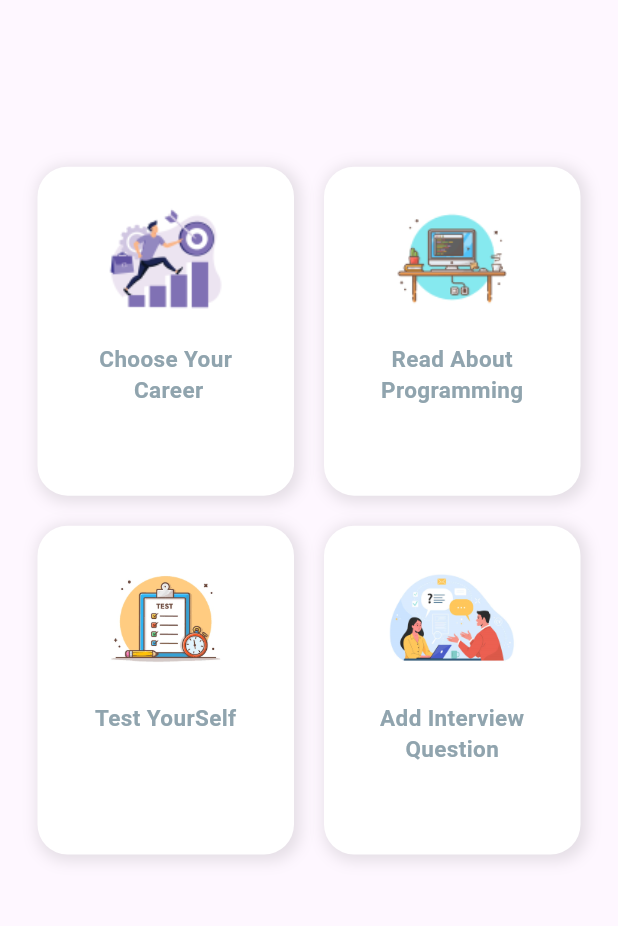
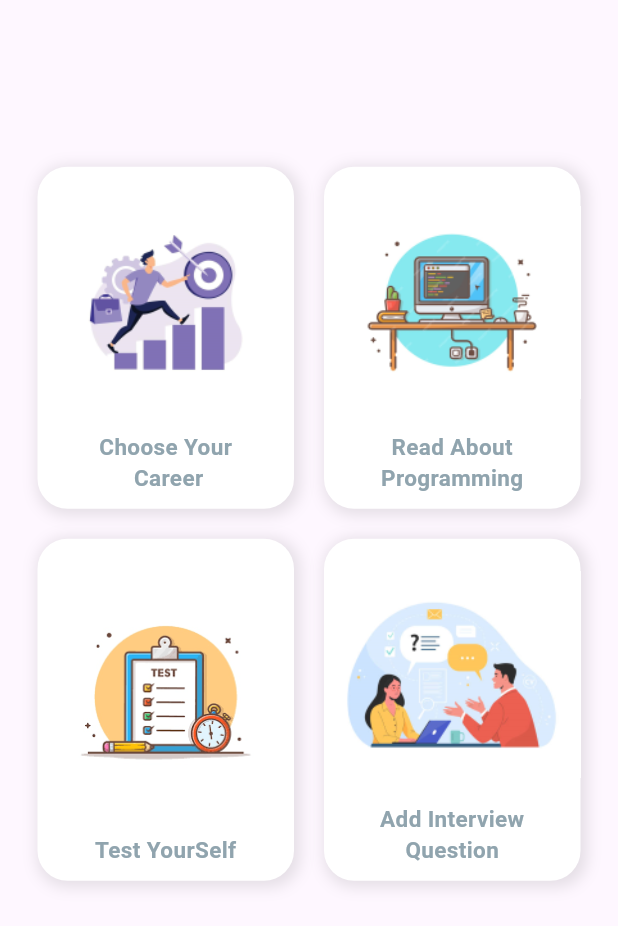
Before and after one commit to ayhamkefo/learning-app-flutter, a Flutter app: the Body widget shown alone on an empty page, opened directly, on a phone screen of 412 x 824 dp. Shown: the top 926 px of the screen. Run offline on Flutter 3.47's test engine with Material 3 defaults, Android fonts, the phone set to English and light mode, and no system bars; our stand-ins replace flutter_svg, font_awesome_flutter, motion_tab_bar, shared_preferences; accounts and stored records are empty; network calls fail.

Commit message:
change the photots for the home page and add the concepts screen adn the logic for it

```diff
--- a/lib/Screens/home/homePage.dart
+++ b/lib/Screens/home/homePage.dart
@@ -64,7 +64,7 @@ class Body extends StatelessWidget {
           gridDelegate: SliverGridDelegateWithFixedCrossAxisCount(
             crossAxisCount:
                 screenWidth < 600 ? 2 : 3, // Adjust grid based on screen width
-            childAspectRatio: screenWidth < 600 ? 0.78 : 0.9,
+            childAspectRatio: screenWidth < 600 ? 0.75 : 0.90,
             crossAxisSpacing: 20,
             mainAxisSpacing: 20,
           ),
@@ -113,20 +113,25 @@ class Body extends StatelessWidget {
                     Flexible(
                       child: Image.asset(
                         section.imageSource,
-                        height: screenHeight *
-                            0.1, // Adjust image height relative to screen height
+                        height: screenHeight * 0.3,
+                        width: screenWidth * 2,
+
+                        // Adjust image height relative to screen height
                       ),
                     ),
                     const SizedBox(
                       height: 15,
                     ),
-                    Text(
+                    Padding(
+                      padding: const EdgeInsets.only(bottom: 10.0),
+                      child: Text(
                         section.sectionTilte,
                         textAlign: TextAlign.center,
                         style: TextStyle(
                           color: Colors.blueGrey[300],
                           fontWeight: FontWeight.w600,
                           fontSize: 15,
+                        ),
                       ),
                     ),
                   ],
```
Also changed, not shown: lib/Screens/concepts/conceptsPage.dart (+30 -12 lines), lib/Screens/paths/pathPage.dart (+30 -1 lines), assets/images/career.png, assets/images/read.png. Lines whose indentation alone changed are shown as unchanged.
